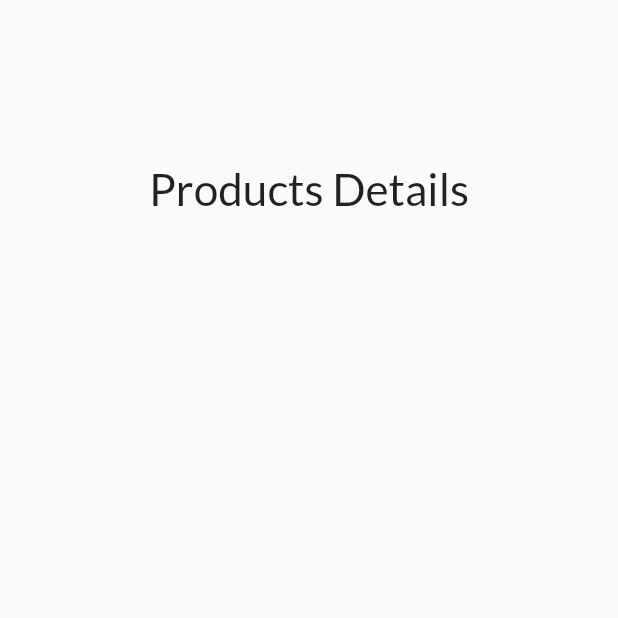
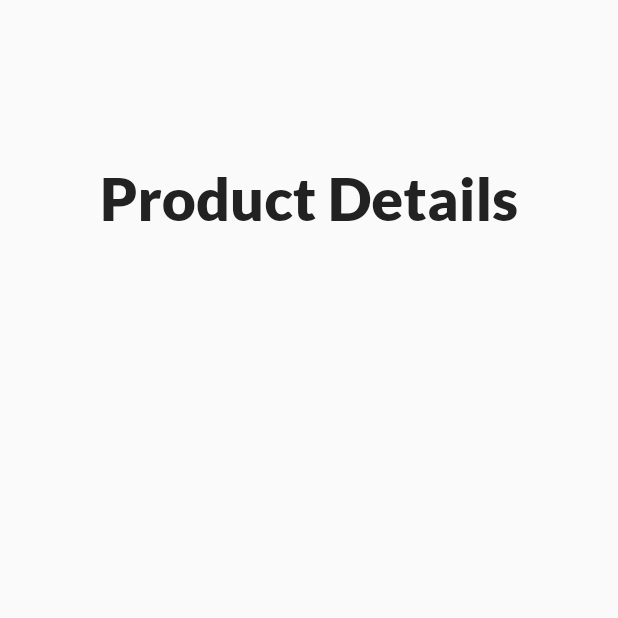
Before and after one commit to sakshipore/College-Shopify, a Flutter app: the DisplayTechnicalProductScreen screen opened directly, on a phone screen of 412 x 824 dp, the top half of it. Run offline on Flutter 3.47's test engine with Material 2 defaults, Android fonts, the phone set to English and light mode, and no system bars; our stand-ins replace firebase_core, firebase_storage, flutter_screenutil, get, image_picker; missing offline and left inert: mongo_dart; accounts and stored records are empty.

Commit message:
Fixed getx in screens

```diff
--- a/lib/view/display_data.dart
+++ b/lib/view/display_data.dart
@@ -1,6 +1,6 @@
 import 'dart:developer';
 
-import 'package:college_shopify/constants.dart/text_style.dart';
+import 'package:college_shopify/constants/text_style.dart';
 import 'package:college_shopify/db_helper/mongodb.dart';
 import 'package:college_shopify/model/mongodb_model.dart';
 import 'package:college_shopify/widgets/button.dart';
--- a/lib/view/display_technical_product_screen.dart
+++ b/lib/view/display_technical_product_screen.dart
@@ -1,12 +1,15 @@
 import 'dart:developer';
 
-import 'package:college_shopify/constants.dart/text_style.dart';
+import 'package:college_shopify/constants/text_style.dart';
+import 'package:college_shopify/controller/new_technical_entry_controller.dart';
 import 'package:college_shopify/db_helper/mongodb_technical.dart';
 import 'package:college_shopify/model/technical.dart';
 import 'package:college_shopify/view/display_data.dart';
 import 'package:college_shopify/widgets/display_card_technical.dart';
+import 'package:college_shopify/widgets/heading_text.dart';
 import 'package:flutter/material.dart';
 import 'package:flutter_screenutil/flutter_screenutil.dart';
+import 'package:get/get.dart';
 
 class DisplayTechnicalProductScreen extends StatefulWidget {
   const DisplayTechnicalProductScreen({super.key});
@@ -18,13 +21,22 @@ class DisplayTechnicalProductScreen extends StatefulWidget {
 
 class _DisplayTechnicalProductScreenState
     extends State<DisplayTechnicalProductScreen> {
+  final NewTechnicalEntryController technicalEntryController =
+      Get.put(NewTechnicalEntryController());
+
+  @override
+  void initState() {
+    technicalEntryController.displayData();
+    super.initState();
+  }
+
   @override
   Widget build(BuildContext context) {
+    return GetBuilder<NewTechnicalEntryController>(
+      builder: (controller) {
         return Scaffold(
           body: SingleChildScrollView(
-        child: Container(
-          height: MediaQuery.of(context).size.height,
-          width: MediaQuery.of(context).size.width,
+            child: Center(
               child: Padding(
                 padding: EdgeInsets.all(10),
                 child: Column(
@@ -32,69 +44,26 @@ class _DisplayTechnicalProductScreenState
                     SizedBox(
                       height: 100.h,
                     ),
-                Text(
-                  "Products Details",
-                  textAlign: TextAlign.center,
-                  style: TextStyle(
-                    fontSize: 30.sp,
-                    fontWeight: FontWeight.w500,
-                  ),
-                ),
-                FutureBuilder(
-                  future: MongoDatabaseTechnical().getData(),
-                  builder: (context, AsyncSnapshot snapshot) {
-                    if (snapshot.connectionState == ConnectionState.waiting) {
-                      return Center(
+                    headingText(text: "Product Details"),
+                    Container(
+                      child: controller.isDisplayLoading
+                          ? Center(
                               child: CircularProgressIndicator(),
-                      );
-                    } else {
-                      if (snapshot.hasData) {
-                        int totalData = snapshot.data.length;
-                        log("Total Data: $totalData");
-                        log(snapshot.data.toString());
-                        return ListView.builder(
-                          itemCount: snapshot.data.length,
+                            )
+                          : ListView.builder(
+                              itemCount: controller.result.length,
                               physics: NeverScrollableScrollPhysics(),
                               shrinkWrap: true,
                               itemBuilder: (context, index) {
                                 return GestureDetector(
-                              onTap: () {
-                                Navigator.push(
-                                  context,
-                                  MaterialPageRoute(
-                                    builder: (context) => DisplayData(
-                                      userId: snapshot.data[index]["userId"],
+                                  child: DisplayCardTechnical(
+                                    data: Technical.fromJson(
+                                      controller.result[index],
                                     ),
                                   ),
                                 );
                               },
-                              child: DisplayCardTechnical(
-                                data: Technical.fromJson(
-                                  snapshot.data[index],
                             ),
-                              ),
-                            );
-                          },
-                        );
-                      } else if (snapshot.hasError) {
-                        return Center(
-                          child: Text(
-                            snapshot.error.toString(),
-                          ),
-                        );
-                      } else {
-                        return Center(
-                          child: Text(
-                            "No Data Available",
-                            style: MyTextStyle.normalLatoFont.copyWith(
-                              color: Color(0xff222222),
-                              fontSize: 20.sp,
-                            ),
-                          ),
-                        );
-                      }
-                    }
-                  },
                     ),
                   ],
                 ),
@@ -102,5 +71,7 @@ class _DisplayTechnicalProductScreenState
             ),
           ),
         );
+      },
+    );
   }
 }
--- a/lib/widgets/button.dart
+++ b/lib/widgets/button.dart
@@ -1,4 +1,4 @@
-import 'package:college_shopify/constants.dart/text_style.dart';
+import 'package:college_shopify/constants/text_style.dart';
 import 'package:flutter/material.dart';
 import 'package:flutter_screenutil/flutter_screenutil.dart';
 
--- a/lib/widgets/form_text.dart
+++ b/lib/widgets/form_text.dart
@@ -1,4 +1,4 @@
-import 'package:college_shopify/constants.dart/text_style.dart';
+import 'package:college_shopify/constants/text_style.dart';
 import 'package:flutter/material.dart';
 import 'package:flutter_screenutil/flutter_screenutil.dart';
 
--- a/lib/widgets/heading_text.dart
+++ b/lib/widgets/heading_text.dart
@@ -1,4 +1,4 @@
-import 'package:college_shopify/constants.dart/text_style.dart';
+import 'package:college_shopify/constants/text_style.dart';
 import 'package:flutter/material.dart';
 import 'package:flutter_screenutil/flutter_screenutil.dart';
 
--- a/lib/widgets/normal_text.dart
+++ b/lib/widgets/normal_text.dart
@@ -1,4 +1,4 @@
-import 'package:college_shopify/constants.dart/text_style.dart';
+import 'package:college_shopify/constants/text_style.dart';
 import 'package:flutter/material.dart';
 import 'package:flutter_screenutil/flutter_screenutil.dart';
 
--- a/lib/widgets/product_card.dart
+++ b/lib/widgets/product_card.dart
@@ -1,4 +1,4 @@
-import 'package:college_shopify/constants.dart/text_style.dart';
+import 'package:college_shopify/constants/text_style.dart';
 import 'package:flutter/material.dart';
 import 'package:flutter_screenutil/flutter_screenutil.dart';
 
```
Also changed, not shown: lib/controller/new_book_entry_controller.dart (+20 -1 lines), lib/controller/new_stationary_entry_controller.dart (+20 -1 lines), lib/controller/new_technical_entry_controller.dart (+20 -1 lines), lib/view/display_book_product_screen.dart (+23 -51 lines), lib/view/display_stationary_product_screen.dart (+29 -51 lines), lib/constants/text_style.dart (renamed from lib/constants.dart/text_style.dart). Lines whose indentation alone changed are shown as unchanged.
